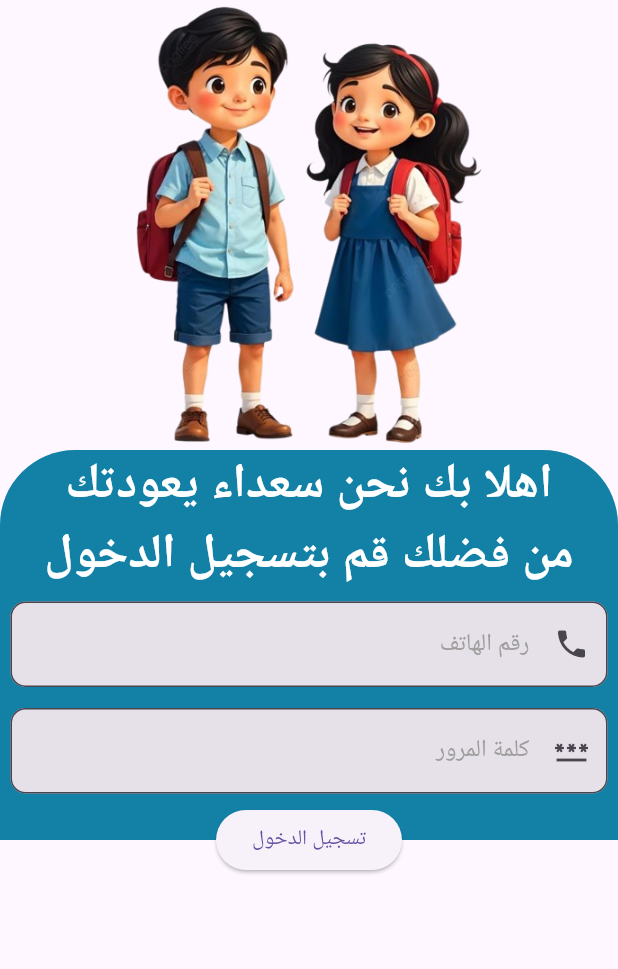
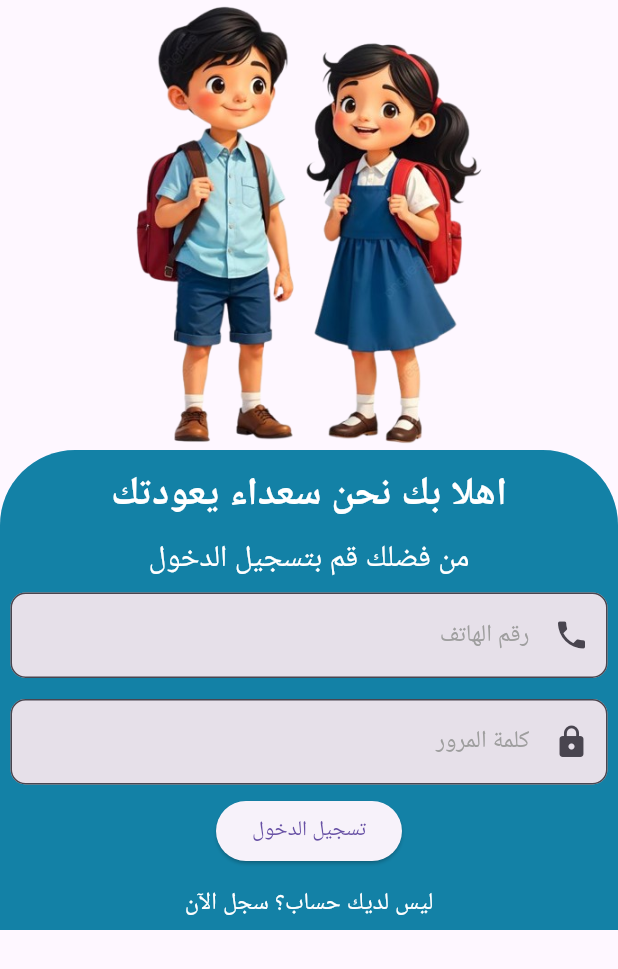
Before and after one commit to Mariam-Naeem/loginPage, a Flutter app: the screen it shows after launch, on a phone screen of 412 x 824 dp. Shown: the top 969 px of the screen. Run offline on Flutter 3.47's test engine with Material 3 defaults, Android fonts, the phone set to English and light mode, and no system bars.

Commit message:
new page

```diff
--- a/lib/component/textfield.dart
+++ b/lib/component/textfield.dart
@@ -13,7 +13,7 @@ class Textfield extends StatelessWidget {
     this.prefixIcon,
     this.hintText,
     this.textAlign,
-    this.obscuretext
+    this.obscuretext,
   });
 
   @override
@@ -25,9 +25,7 @@ class Textfield extends StatelessWidget {
         textAlign: textAlign ?? TextAlign.left,
         decoration: InputDecoration(
           hintText: hintText ?? "Username",
-
-          // prefixIcon: prefixIcon,
-          suffixIcon: prefixIcon ?? null,
+          suffixIcon: prefixIcon,
           hintStyle: TextStyle(color: hintColor),
           filled: true,
           border: OutlineInputBorder(borderRadius: BorderRadius.circular(10)),
--- a/lib/homepage.dart
+++ b/lib/homepage.dart
@@ -1,20 +1,20 @@
 import 'package:flutter/material.dart';
+import 'package:loginpage/signup.dart';
+import 'component/textfield.dart';
 import 'component/button.dart';
-import 'component/textfield.dart';
-import 'package:loginpage/signup.dart';
 
 class Homepage extends StatelessWidget {
   const Homepage({super.key});
 
   @override
   Widget build(BuildContext context) {
-    return  Scaffold(
+    return Scaffold(
       body: Column(
         children: [
           Image.asset("images/boy_and_girl.png", height: 300),
           Container(
-              height: 260,
-              decoration: BoxDecoration(
+            height: 320,
+            decoration: const BoxDecoration(
               color: Color(0xFF1381A6),
               borderRadius: BorderRadius.only(
                 topLeft: Radius.circular(50),
@@ -23,42 +23,57 @@ class Homepage extends StatelessWidget {
             ),
             child: Column(
               children: [
-                  Text(
+                const SizedBox(height: 10),
+                const Text(
                   "اهلا بك نحن سعداء يعودتك",
                   style: TextStyle(
                     color: Colors.white,
-                      fontSize: 32,
+                    fontSize: 26,
                     fontWeight: FontWeight.bold,
                   ),
                 ),
-                  Text(
+                const SizedBox(height: 10),
+                const Text(
                   "من فضلك قم بتسجيل الدخول",
                   style: TextStyle(
                     color: Colors.white,
-                      fontSize: 32,
-                      fontWeight: FontWeight.bold,
+                    fontSize: 20,
                   ),
                 ),
-                  Textfield(
+                const Textfield(
                   hintColor: Colors.grey,
                   hintText: "رقم الهاتف",
                   prefixIcon: Icon(Icons.phone),
                   textAlign: TextAlign.right,
                 ),
-
-                  Textfield(
+                const Textfield(
                   hintColor: Colors.grey,
                   hintText: "كلمة المرور",
-                    prefixIcon: Icon(Icons.password),
+                  prefixIcon: Icon(Icons.lock),
                   textAlign: TextAlign.right,
                   obscuretext: true,
                 ),
-                  button(onpressed: (){
+                button(
+                  text: "تسجيل الدخول",
+                  onpressed: () {
                     Navigator.push(
                       context,
-      MaterialPageRoute(builder: (context) => Signup()),
+                      MaterialPageRoute(builder: (context) => const Signup()),
                     );
-                  },text: 'تسجيل الدخول',)
+                  },
+                ),
+                TextButton(
+                  onPressed: () {
+                    Navigator.push(
+                      context,
+                      MaterialPageRoute(builder: (context) => const Signup()),
+                    );
+                  },
+                  child: const Text(
+                    "ليس لديك حساب؟ سجل الآن",
+                    style: TextStyle(color: Colors.white, fontSize: 16),
+                  ),
+                ),
               ],
             ),
           ),
--- a/lib/main.dart
+++ b/lib/main.dart
@@ -1,13 +1,8 @@
-// import 'dart:ffi';
 import 'package:flutter/material.dart';
-import 'package:loginpage/homepage.dart';
-import 'package:loginpage/signup.dart';
-import 'component/textfield.dart';
-import 'component/button.dart';
-import 'signup.dart';
+import 'homepage.dart';
 
 void main() {
-  runApp( const LoginPage());
+  runApp(const LoginPage());
 }
 
 class LoginPage extends StatelessWidget {
@@ -16,7 +11,8 @@ class LoginPage extends StatelessWidget {
   @override
   Widget build(BuildContext context) {
     return MaterialApp(
-      home:Homepage()
+      debugShowCheckedModeBanner: false,
+      home: Homepage(),
     );
   }
 }
```
Also changed, not shown: lib/component/button.dart (+7 -3 lines), lib/home_after_login.dart (added, +122 -0 lines), lib/listpage.dart (added, +49 -0 lines), lib/signup.dart (+35 -18 lines). Lines whose indentation alone changed are shown as unchanged.
